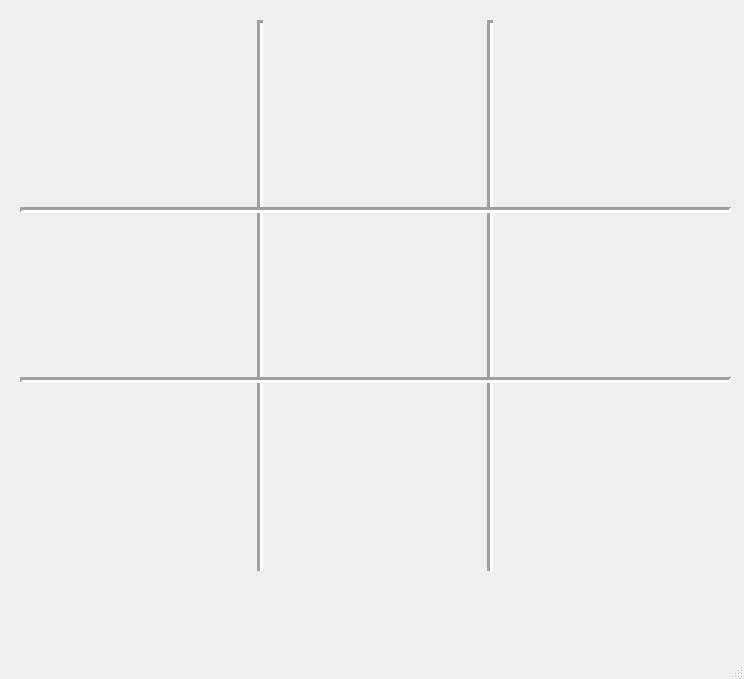
The window that sudoku-qt/View/mainwindow.ui (NickABoen/Sudoku) describes before a commit, drawn with Qt 5.
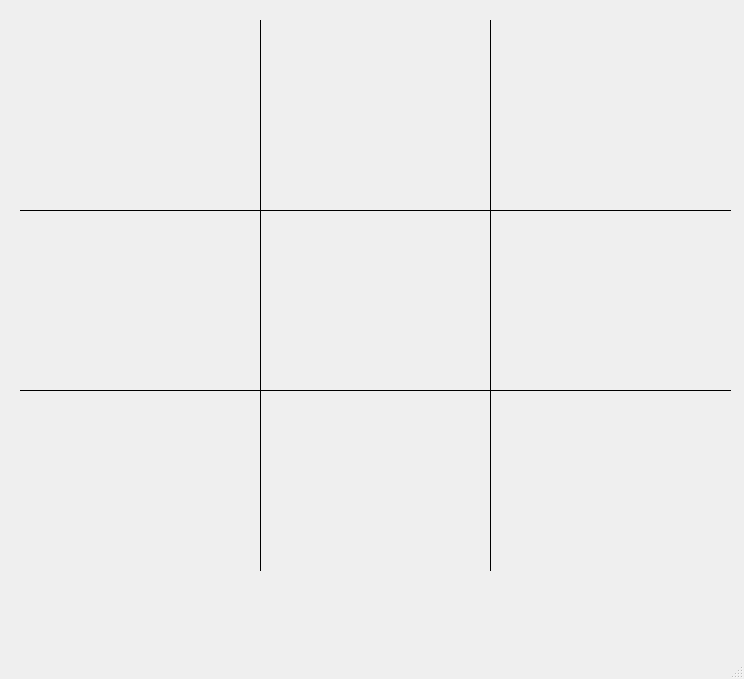
The same window after the commit.

Commit message:
Fixed the sizing of the fields
And made the lines look a million times better.

```diff
--- a/sudoku-qt/View/mainwindow.ui
+++ b/sudoku-qt/View/mainwindow.ui
@@ -34,8 +34,18 @@
       <height>551</height>
      </rect>
     </property>
+    <property name="font">
+     <font>
+      <pointsize>13</pointsize>
+      <weight>75</weight>
+      <bold>true</bold>
+     </font>
+    </property>
+    <property name="frameShadow">
+     <enum>QFrame::Plain</enum>
+    </property>
     <property name="lineWidth">
-     <number>3</number>
+     <number>1</number>
     </property>
     <property name="orientation">
      <enum>Qt::Vertical</enum>
@@ -50,8 +60,17 @@
       <height>551</height>
      </rect>
     </property>
+    <property name="font">
+     <font>
+      <weight>75</weight>
+      <bold>true</bold>
+     </font>
+    </property>
+    <property name="frameShadow">
+     <enum>QFrame::Plain</enum>
+    </property>
     <property name="lineWidth">
-     <number>3</number>
+     <number>1</number>
     </property>
     <property name="orientation">
      <enum>Qt::Vertical</enum>
@@ -61,19 +80,22 @@
     <property name="geometry">
      <rect>
       <x>20</x>
-      <y>370</y>
+      <y>380</y>
       <width>711</width>
       <height>20</height>
      </rect>
     </property>
     <property name="font">
      <font>
-      <weight>50</weight>
-      <bold>false</bold>
+      <weight>75</weight>
+      <bold>true</bold>
      </font>
     </property>
+    <property name="frameShadow">
+     <enum>QFrame::Plain</enum>
+    </property>
     <property name="lineWidth">
-     <number>3</number>
+     <number>1</number>
     </property>
     <property name="orientation">
      <enum>Qt::Horizontal</enum>
@@ -88,8 +110,17 @@
       <height>20</height>
      </rect>
     </property>
+    <property name="font">
+     <font>
+      <weight>75</weight>
+      <bold>true</bold>
+     </font>
+    </property>
+    <property name="frameShadow">
+     <enum>QFrame::Plain</enum>
+    </property>
     <property name="lineWidth">
-     <number>3</number>
+     <number>1</number>
     </property>
     <property name="orientation">
      <enum>Qt::Horizontal</enum>
```
Left out of the diff: 2 changed lines with no effect on the pictures. The commit also changes 1 other file.
